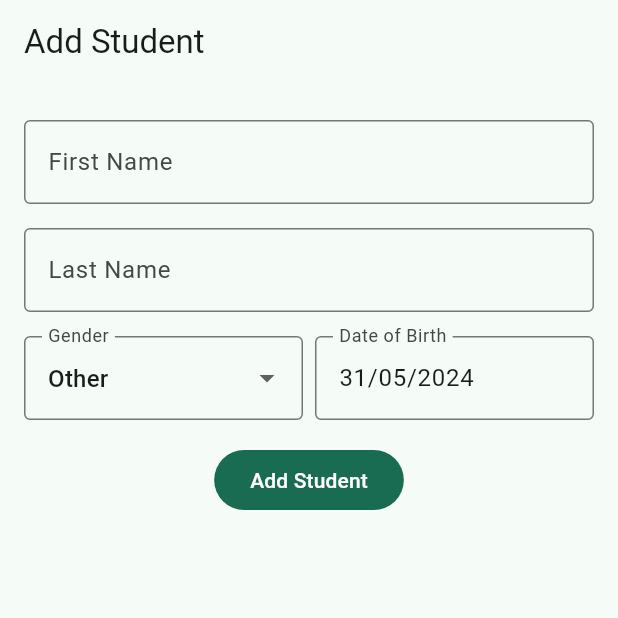
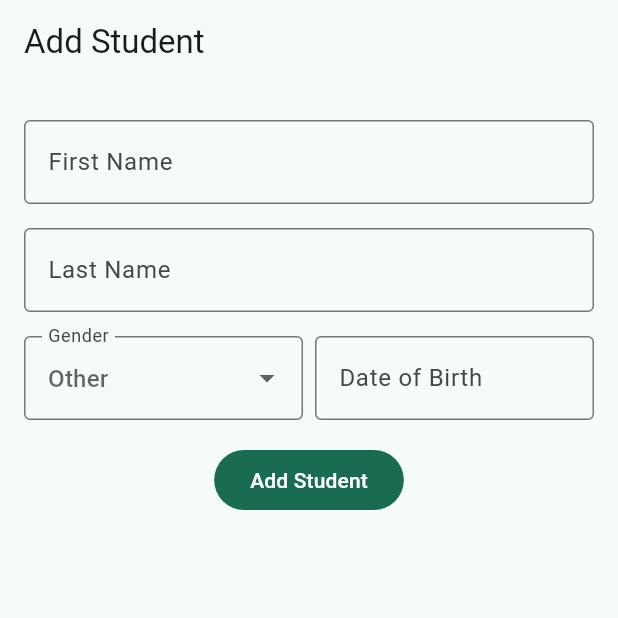
Before and after one commit to maranix/kudosware, a Flutter app: the screen it shows once a user with an empty profile is signed in, item 2 of the bottom bar chosen, on a phone screen of 412 x 824 dp, the top half of it. Run offline on Flutter 3.47's test engine with Material 3 defaults, Android fonts, the phone set to English and light mode, and no system bars; our stand-ins replace bloc, cloud_firestore, equatable, firebase_auth, firebase_core, flutter_bloc; accounts and stored records are empty; generated files the repository leaves out were written again.

Commit message:
fix: gender and dob fields to have null values as default

```diff
--- a/lib/feature/edit_student/bloc/edit_student_bloc.dart
+++ b/lib/feature/edit_student/bloc/edit_student_bloc.dart
@@ -83,7 +83,7 @@ final class EditStudentBloc extends Bloc<EditStudentEvent, EditStudentState> {
     student = student.copyWith(
       firstName: state.firstName,
       lastName: state.lastName,
-      gender: GenderEnum.values.firstWhere((v) => v.name == state.gender),
+      gender: GenderEnum.fromString(state.gender!),
       dateOfBirth: state.dob,
       updatedAt: DateTime.now(),
     );
--- a/lib/feature/edit_student/bloc/edit_student_state.dart
+++ b/lib/feature/edit_student/bloc/edit_student_state.dart
@@ -9,12 +9,10 @@ enum EditStudentStatus {
 
 final class EditStudentState extends Equatable {
   factory EditStudentState() {
-    return EditStudentState._(
+    return const EditStudentState._(
       status: EditStudentStatus.initial,
       firstName: '',
       lastName: '',
-      gender: '',
-      dob: DateTime.now(),
       isEditing: false,
     );
   }
@@ -34,9 +32,9 @@ final class EditStudentState extends Equatable {
     required this.status,
     required this.firstName,
     required this.lastName,
-    required this.gender,
-    required this.dob,
     required this.isEditing,
+    this.gender,
+    this.dob,
     this.errorMessage,
   });
 
@@ -46,9 +44,9 @@ final class EditStudentState extends Equatable {
 
   final String lastName;
 
-  final String gender;
+  final String? gender;
 
-  final DateTime dob;
+  final DateTime? dob;
 
   final bool isEditing;
 
--- a/lib/feature/edit_student/view/edit_student_page.dart
+++ b/lib/feature/edit_student/view/edit_student_page.dart
@@ -205,7 +205,7 @@ class _GenderField extends StatelessWidget {
 
     return DropdownButtonFormField(
       key: const Key('editStudentView_gender_textFormField'),
-      value: initialValue.isEmpty ? 'other' : initialValue,
+      value: initialValue,
       decoration: textFieldDecoration(
         enabled: isEnabled,
         labelText: 'Gender',
@@ -214,12 +214,19 @@ class _GenderField extends StatelessWidget {
       items: GenderEnum.values.map((g) {
         return DropdownMenuItem<String>(
           value: g.name,
-          child: Text(g.name.replaceFirst(g.name[0], g.name[0].toUpperCase())),
+          child: Text(g.value),
         );
       }).toList(),
       onChanged: (value) {
         if (value == null) return;
         context.read<EditStudentBloc>().add(EditStudentGenderChanged(value));
+      },
+      validator: (value) {
+        if (value == null) {
+          return "Gender cannot be empty";
+        }
+
+        return null;
       },
     );
   }
@@ -240,7 +247,12 @@ class _DOBPickerState extends State<_DOBPicker> {
     super.initState();
 
     final date = context.read<EditStudentBloc>().state.dob;
-    _controller = TextEditingController(text: _formatDate(date));
+
+    if (date != null) {
+      _controller = TextEditingController(text: _formatDate(date));
+    } else {
+      _controller = TextEditingController();
+    }
   }
 
   @override
```
